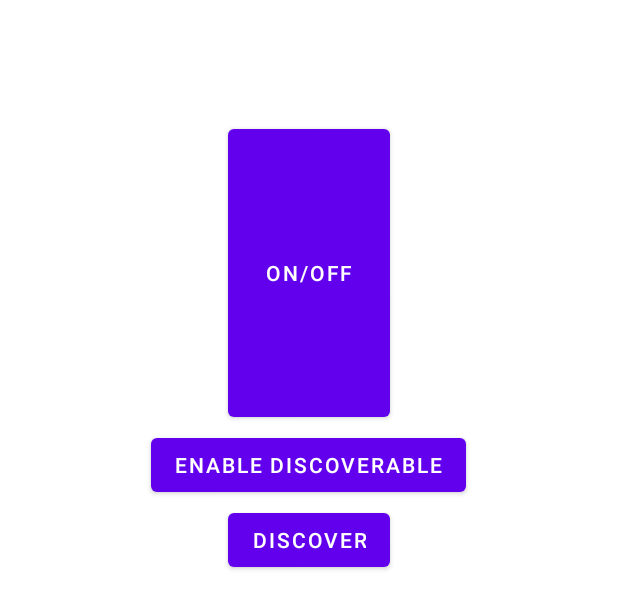
After one commit to AwJindo/AccelrationApp, an Android app: the layout activity_b_t_conection.xml on its own in the app's theme, with its tools: preview values and no code run, on a phone screen of 412 x 824 dp. The commit adds this screen. Shown: the top 609 px of the screen. Run offline under Robolectric (Android 15) with nearby library versions, the phone set to English and light mode, and no system bars.

Commit message:
ON/OFF bluetooth works, device can be discoverable, can search for unpaired devices. Pairing and sending/receiving left

```diff
--- /dev/null
+++ b/app/src/main/res/layout/activity_b_t_conection.xml
@@ -0,0 +1,60 @@
+<?xml version="1.0" encoding="utf-8"?>
+<RelativeLayout
+    xmlns:android="http://schemas.android.com/apk/res/android"
+    xmlns:app="http://schemas.android.com/apk/res-auto"
+    xmlns:tools="http://schemas.android.com/tools"
+    android:layout_width="match_parent"
+    android:layout_height="match_parent"
+    tools:context=".BTConectionActivity">
+
+    <Button
+        android:id="@+id/buttononoff"
+        android:layout_width="wrap_content"
+        android:layout_height="wrap_content"
+        android:layout_alignParentStart="true"
+        android:layout_alignParentLeft="true"
+        android:layout_alignParentTop="true"
+        android:layout_alignParentEnd="true"
+        android:layout_alignParentRight="true"
+        android:layout_alignParentBottom="true"
+        android:layout_marginStart="152dp"
+        android:layout_marginLeft="152dp"
+        android:layout_marginTop="80dp"
+        android:layout_marginEnd="152dp"
+        android:layout_marginRight="152dp"
+        android:layout_marginBottom="540dp"
+        android:text="On/Off" />
+
+    <Button
+        android:id="@+id/enablediscover"
+        android:text="Enable Discoverable"
+        android:onClick="buttonEnDiDiscoverable"
+        android:layout_width="wrap_content"
+        android:layout_height="wrap_content"
+        android:layout_alignBottom="@+id/buttononoff"
+        android:layout_centerHorizontal="true"
+        android:layout_marginEnd="100dp"
+        android:layout_marginRight="100dp"
+        android:layout_marginBottom="-50dp" />
+
+    <Button
+        android:id="@+id/buttonfind"
+        android:text="Discover"
+        android:onClick="buttondiscover"
+        android:layout_width="wrap_content"
+        android:layout_height="wrap_content"
+        android:layout_alignBottom="@+id/enablediscover"
+        android:layout_centerHorizontal="true"
+        android:layout_marginEnd="100dp"
+        android:layout_marginRight="100dp"
+        android:layout_marginBottom="-50dp"/>
+
+    <ListView
+        android:id="@+id/newdevices"
+        android:layout_width="match_parent"
+        android:layout_height="100dp"
+        android:layout_below="@+id/buttonfind"
+        android:layout_marginTop="50dp"/>
+
+
+</RelativeLayout>
```
Also changed, not shown: app/src/main/AndroidManifest.xml (+35 -20 lines), app/src/main/java/com/example/accelrationapp/DeviceListAdapter.java (added, +45 -0 lines), app/src/main/java/com/example/accelrationapp/MainActivity.java (+14 -0 lines), app/src/main/res/layout/activity_main.xml (+16 -0 lines), app/src/main/res/layout/device_adapter_view.xml (added, +20 -0 lines).
